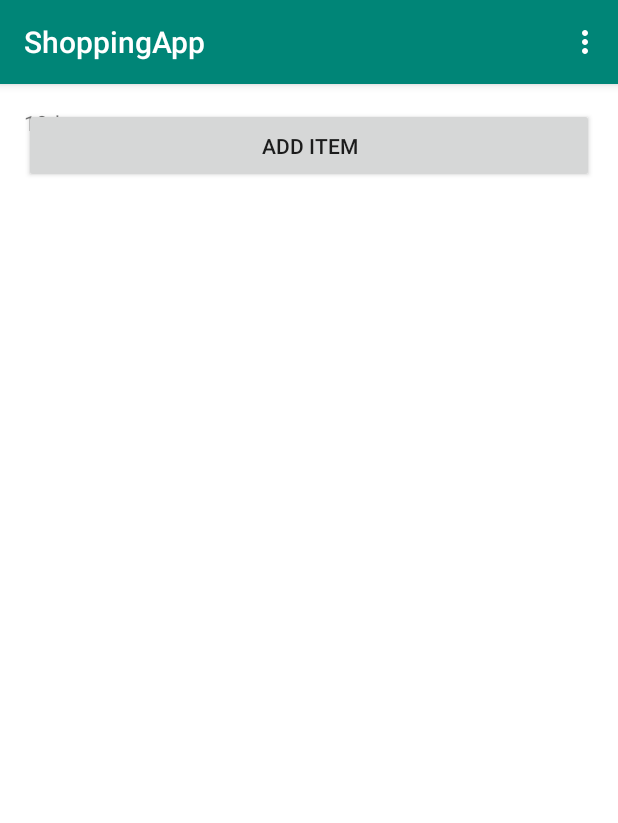
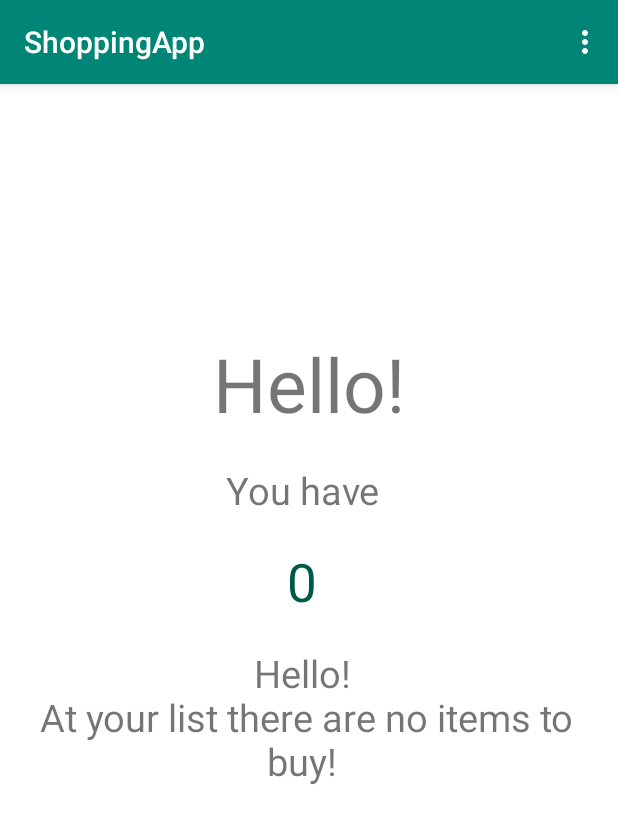
Before and after one commit to MJedr/ShoppingApp, an Android app: the screen it shows after launch (MainActivity), on a phone screen of 412 x 824 dp. Shown: the top 823 px of the screen. Run offline under Robolectric (Android 15) with nearby library versions, the phone set to English and light mode, and no system bars.

```diff
--- a/ShoppingApp/app/src/main/java/com/example/shoppingapp/MainActivity.java
+++ b/ShoppingApp/app/src/main/java/com/example/shoppingapp/MainActivity.java
@@ -8,8 +8,11 @@ import android.content.DialogInterface;
 import android.content.Intent;
 import android.content.SharedPreferences;
 import android.content.res.Configuration;
+import android.content.res.Resources;
 import android.database.Cursor;
+import android.database.DatabaseUtils;
 import android.database.sqlite.SQLiteDatabase;
+import android.database.sqlite.SQLiteStatement;
 import android.graphics.Color;
 import android.os.Bundle;
 
@@ -19,13 +22,17 @@ import com.google.android.material.snackbar.Snackbar;
 import androidx.appcompat.app.AlertDialog;
 import androidx.appcompat.app.AppCompatActivity;
 import androidx.appcompat.widget.Toolbar;
+import androidx.preference.ListPreference;
+import androidx.preference.Preference;
 import androidx.preference.PreferenceManager;
 
+import android.util.DisplayMetrics;
 import android.view.View;
 import android.view.Menu;
 import android.view.MenuItem;
 import android.view.ViewGroup;
 import android.view.Window;
+import android.view.WindowManager;
 import android.widget.ArrayAdapter;
 import android.widget.Button;
 import android.widget.EditText;
@@ -49,36 +56,42 @@ public class MainActivity extends AppCompatActivity {
     private SharedPreferences mSharedPreferences;
     private Context mContext;
     TextView sizetxt;
+    public static final String KEY_THEME_PREFERENCE = "themePref";
 
     @Override
     protected void onCreate(Bundle savedInstanceState) {
         super.onCreate(savedInstanceState);
-        setContentView(R.layout.activity_main);
+
+        mHelper = new ItemHelper(this);
         mContext = getApplicationContext();
         mSharedPreferences = PreferenceManager.getDefaultSharedPreferences(mContext);
+        String appTheme = mSharedPreferences.getString("theme_prefer", "AppTheme");
+        if (appTheme.equals("AppTheme")) {
+            setTheme(R.style.AppTheme);
+        }else{
+            setTheme(R.style.AppThemeCustom);
+        }
+        setContentView(R.layout.activity_main);
 
-        RelativeLayout rl = (RelativeLayout)findViewById(R.id.activity_main);
-        String backgroundColor = mSharedPreferences.getString(getString(R.string.background_color),"#FFFFFF");
+        RelativeLayout rl = (RelativeLayout) findViewById(R.id.activity_main);
+        String backgroundColor = mSharedPreferences.getString(getString(R.string.background_color), "#FFFFFF");
         rl.setBackgroundColor(Color.parseColor(backgroundColor));
 
-        Configuration configuration = getResources().getConfiguration();
-        float txtSize = Float.parseFloat(mSharedPreferences.
-                getString(getString(R.string.text_size), "1.0"));
-        configuration.fontScale *= txtSize;
-        getResources().updateConfiguration(configuration, getResources().getDisplayMetrics());
+        TextView nb_of_items_view = (TextView) findViewById(R.id.nb_of_it);
+        TextView descr2 = (TextView) findViewById(R.id.nb_of_items_descr2);
+        Long nb_of_items = queryNumberItems();
+        String info_nb_of_items;
+        if (nb_of_items == 0) {
+            info_nb_of_items = "Hello!\n At your list there are no items to buy!";
+        } else if (nb_of_items == 1) {
+            info_nb_of_items = "item to buy";
+        } else {
+            info_nb_of_items = "items to buy";
+        }
 
-        mHelper = new ItemHelper(this);
-        mItemListView = (ListView) findViewById(R.id.list_to_buy);
-
-        button = (Button) findViewById(R.id.add_to_list_btn);
-        button.setOnClickListener(new View.OnClickListener() {
-            @Override
-            public void onClick(View v) {
-                showDialog(MainActivity.this);
-            }
-        });
-        updateUI();
-    }
+        descr2.setText(info_nb_of_items);
+        nb_of_items_view.setText(Long.toString(nb_of_items));
+}
 
     @Override
     public boolean onCreateOptionsMenu(Menu menu) {
@@ -94,125 +107,19 @@ public class MainActivity extends AppCompatActivity {
             Intent intent = new Intent(MainActivity.this, SettingsActivity.class);
             startActivity(intent);
             return true;
-        }
+        }else if (id == R.id.create_list) {
+                Intent intent = new Intent(MainActivity.this, ProductListActivity.class);
+                startActivity(intent);
+                return true;
+            }
         return super.onOptionsItemSelected(item);
     }
 
-    private void setColor(boolean background) {
-        RelativeLayout rl = (RelativeLayout)findViewById(R.id.activity_main);
-        if (background == true) {
-            rl.setBackgroundColor(Color.WHITE);
-        } else {
-            rl.setBackgroundColor(Color.YELLOW);
-        }
-    }
 
-    private void updateUI() {
-        final ArrayList<GroceryItem> groceryItemList = new ArrayList<>();
+    public long queryNumberItems(){
         SQLiteDatabase db = mHelper.getReadableDatabase();
-        Cursor cursor = db.query(Item.ItemEntry.TABLE,
-                new String[]{Item.ItemEntry._ID, Item.ItemEntry.COL_ITEM_NAME,
-                        Item.ItemEntry.COL_AMOUNT, Item.ItemEntry.COL_UNIT_PRICE,
-                        Item.ItemEntry.COL_UNITS, Item.ItemEntry.COL_CURRENCY},
-                null, null, null, null, null, null);
-
-        while (cursor.moveToNext()) {
-            int index = cursor.getColumnIndex(Item.ItemEntry._ID);
-            GroceryItem groceryItem;
-            String name = cursor.getString(cursor.getColumnIndex("name"));
-            String amount = cursor.getString(cursor.getColumnIndex("amount"));
-            String unit_price = cursor.getString(cursor.getColumnIndex("unit_price"));
-            String units = cursor.getString(cursor.getColumnIndex("units"));
-            String currency = cursor.getString(cursor.getColumnIndex("currency"));
-            groceryItemList.add(new GroceryItem(name, amount, unit_price, units, currency));
-//                itemList.add(cursor.getString(index));
-
-        }
-
-        if (mAdapter == null) {
-            if(groceryItemList.isEmpty()){
-
-            }
-            else{
-                mAdapter = new GroceryItemArrayAdapter(this,groceryItemList);
-                mItemListView.setAdapter(mAdapter);
-            }
-        }
-            else {
-                mAdapter.clear();
-                mAdapter.addAll(groceryItemList);
-                mAdapter.notifyDataSetChanged();
-            }
-
-            cursor.close();
-            db.close();
-        }
-
-    public void deleteItem(View view){
-        View parent = (View) view.getParent();
-        TextView itemTextView = (TextView) parent.findViewById(R.id.item_title);
-        String item = String.valueOf(itemTextView.getText());
-        SQLiteDatabase db = mHelper.getWritableDatabase();
-        db.delete(Item.ItemEntry.TABLE, Item.ItemEntry.COL_ITEM_NAME + " = ?", new String[] {item});
+        long count = DatabaseUtils.queryNumEntries(db, Item.ItemEntry.TABLE);
         db.close();
-        updateUI();
-    }
-
-
-    public void showDialog(Activity activity) {
-        final Dialog dialog = new Dialog(activity);
-        dialog.requestWindowFeature(Window.FEATURE_NO_TITLE);
-        dialog.setCancelable(false);
-        dialog.setContentView(R.layout.add_item_dialog);
-
-        final EditText itemInput = dialog.findViewById(R.id.item_name);
-        final EditText amountInput = dialog.findViewById(R.id.amount);
-        final EditText unitPriceInput = dialog.findViewById(R.id.unit_price);
-        final EditText unitsInput = dialog.findViewById(R.id.units);
-        final EditText currencyInput = dialog.findViewById(R.id.currency);
-
-        Button btnok = (Button) dialog.findViewById(R.id.btnok);
-
-        btnok.setOnClickListener(new View.OnClickListener() {
-            @Override
-            public void onClick(View v) {
-                String item = itemInput.getText().toString();
-                String amount = amountInput.getText().toString();
-                String unitPrice = unitPriceInput.getText().toString();
-                String units = unitsInput.getText().toString();
-                String currency = currencyInput.getText().toString();
-
-                SQLiteDatabase db = mHelper.getWritableDatabase();
-//                mHelper.onUpgrade(db, 5, 6);
-
-                ContentValues values = new ContentValues();
-                values.put(Item.ItemEntry.COL_ITEM_NAME, item);
-                values.put(Item.ItemEntry.COL_AMOUNT, amount);
-                values.put(Item.ItemEntry.COL_UNIT_PRICE, unitPrice);
-                values.put(Item.ItemEntry.COL_UNITS, units);
-                values.put(Item.ItemEntry.COL_CURRENCY, currency);
-                db.insertWithOnConflict(Item.ItemEntry.TABLE,
-                        null, values, SQLiteDatabase.CONFLICT_REPLACE);
-                db.close();
-
-                dialog.dismiss();
-
-                updateUI();
-            }
-        });
-
-        Button btncn = (Button) dialog.findViewById(R.id.btncn);
-        btncn.setOnClickListener(new View.OnClickListener() {
-            @Override
-            public void onClick(View v) {
-                dialog.dismiss();
-            }
-        });
-
-        dialog.show();
-    }
-    // Method to set Size of Text.
-    private void changeTextSize(Float i) {
-        sizetxt.setTextSize(i);
+        return count;
     }
 }
--- a/ShoppingApp/app/src/main/res/layout/activity_main.xml
+++ b/ShoppingApp/app/src/main/res/layout/activity_main.xml
@@ -11,25 +11,44 @@
     android:paddingTop="@dimen/activity_vertical_margin"
     tools:context=".MainActivity">
 
-    <Button
+    <TextView
+        android:id="@+id/hello"
         android:layout_width="match_parent"
-        android:layout_height="50dp"
-        android:text="Add item"
-        android:id="@+id/add_to_list_btn"/>
+        android:layout_height="wrap_content"
+        android:gravity="center"
+        android:textAlignment="center"
+        android:layout_marginTop="150dp"
+        android:textSize="50dp"
+        android:text="Hello!"/>
+
     <TextView
-        android:layout_width="wrap_content"
+        android:id="@+id/nb_of_items_descr1"
+        android:layout_width="371dp"
         android:layout_height="wrap_content"
-        android:text="10dp"
-        />
+        android:layout_below="@+id/hello"
+        android:layout_marginTop="20dp"
+        android:textAlignment="center"
+        android:textSize="@dimen/start_page_text"
+        android:text="You have"/>
+
+    <TextView
+        android:id="@+id/nb_of_it"
+        android:layout_width="371dp"
+        android:layout_height="wrap_content"
+        android:layout_below="@+id/nb_of_items_descr1"
+        android:layout_marginTop="20dp"
+        android:textAlignment="center"
+        android:textColor="@color/colorPrimaryDark"
+        android:textSize="35dp" />
+
+    <TextView
+        android:id="@+id/nb_of_items_descr2"
+        android:layout_width="371dp"
+        android:layout_height="552dp"
+        android:layout_below="@+id/nb_of_it"
+        android:layout_marginTop="20dp"
+        android:textAlignment="center"
+        android:textSize="@dimen/start_page_text" />
 
 
-    <ListView
-        android:id="@+id/list_to_buy"
-        android:paddingTop="@dimen/activity_vertical_margin"
-        android:layout_width="wrap_content"
-        android:layout_height="wrap_content"
-        android:layout_below="@+id/add_to_list_btn"
-        android:layout_marginTop="4dp"
-        android:layout_marginBottom="4dp"/>
-
 </RelativeLayout>
--- a/ShoppingApp/app/src/main/res/values/colors.xml
+++ b/ShoppingApp/app/src/main/res/values/colors.xml
@@ -2,5 +2,9 @@
 <resources>
     <color name="colorPrimary">#008577</color>
     <color name="colorPrimaryDark">#00574B</color>
-    <color name="colorAccent">#D81B60</color>
+    <color name="colorSecondaryDark">#111111</color>
+    <color name="colorAccent">#C56084</color>
+    <color name="colorPrimaryCustom">#111111</color>
+    <color name="colorPrimaryDarkCustom">#888686</color>
+    <color name="colorAccentCustom">#03A9F4</color>
 </resources>
--- a/ShoppingApp/app/src/main/res/values/dimens.xml
+++ b/ShoppingApp/app/src/main/res/values/dimens.xml
@@ -2,4 +2,5 @@
     <!-- Default screen margins, per the Android Design guidelines. -->
     <dimen name="activity_horizontal_margin">16dp</dimen>
     <dimen name="activity_vertical_margin">16dp</dimen>
+    <dimen name="start_page_text">25sp</dimen>
 </resources>
--- a/ShoppingApp/app/src/main/res/values/styles.xml
+++ b/ShoppingApp/app/src/main/res/values/styles.xml
@@ -6,6 +6,13 @@
         <item name="colorPrimary">@color/colorPrimary</item>
         <item name="colorPrimaryDark">@color/colorPrimaryDark</item>
         <item name="colorAccent">@color/colorAccent</item>
+    </style>
+
+    <style name="AppThemeCustom" parent="Theme.AppCompat.Light.DarkActionBar">
+        <!-- Customize your theme here. -->
+        <item name="colorPrimary">@color/colorPrimaryCustom</item>
+        <item name="colorPrimaryDark">@color/colorPrimaryDarkCustom</item>
+        <item name="colorAccent">@color/colorAccentCustom</item>
     </style>
 
     <style name="AppTheme.NoActionBar">
@@ -25,6 +32,14 @@
         <item name="preferenceTheme">@style/PreferenceThemeOverlay</item>
     </style>
 
-
+    <style name="FontSizeSmall">
+        <item name="android:textSize">6sp</item>
+    </style>
+    <style name="FontSizeMedium">
+        <item name="android:textSize">16sp</item>
+    </style>
+    <style name="FontSizeLarge">
+        <item name="android:textSize">28sp</item>
+    </style>
 
 </resources>
```
Also changed, not shown: ShoppingApp/app/src/main/AndroidManifest.xml (+8 -3 lines), ShoppingApp/app/src/main/java/com/example/shoppingapp/ProductListActivity.java (added, +202 -0 lines), ShoppingApp/app/src/main/res/layout/activity_product_list.xml (added, +45 -0 lines), ShoppingApp/app/src/main/res/values/arrays.xml (+12 -3 lines), ShoppingApp/app/src/main/res/xml/setting_pref.xml (+4 -4 lines).
